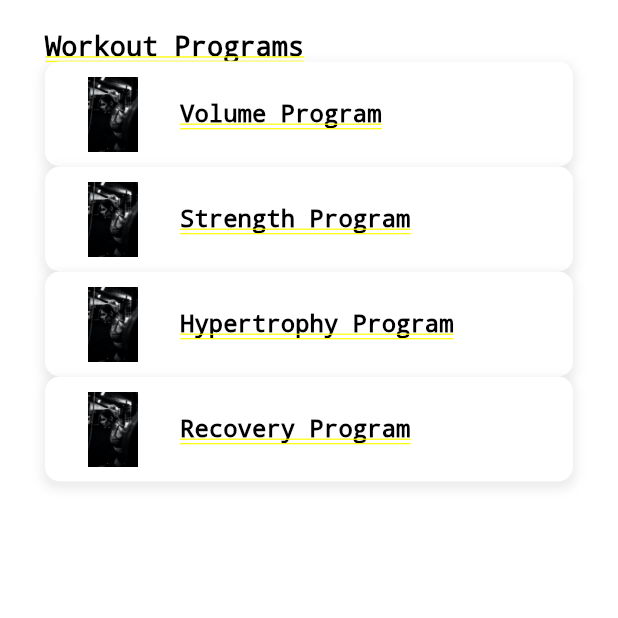
After one commit to LMarshallAfzal/barbell-plus, a Flutter app: the screen it shows after launch, after a tap on the "arrow forward ios" icon, on a phone screen of 412 x 824 dp, the top half of it. The commit adds this screen. Run offline on Flutter 3.47's test engine with Material 2 defaults, Android fonts, the light colour scheme and no system bars; our stand-ins replace cloud_firestore, firebase_auth, firebase_core, firebase_storage, font_awesome_flutter, google_fonts and 3 more; accounts and stored records are empty; generated files the repository leaves out were written again.

Commit message:
Update programs dart and add program_list.dart
- Update programs.dart to navigate to program_list.dart when arrow is
  pressed
- Add program_list.dart which is a page which contains all programs
  available

```diff
--- /dev/null
+++ b/barbellplus/lib/workout/program_list.dart
@@ -0,0 +1,88 @@
+// list of all workout programs available in the app (upper-lower, push-pull, etc). Using harcoded data NOT FROM FIRESTORE.
+import 'package:barbellplus/models/fitness_program.dart';
+import 'package:flutter/material.dart';
+
+class ProgramList extends StatelessWidget {
+  const ProgramList({super.key});
+
+  @override
+  Widget build(BuildContext context) {
+    return Expanded(
+      child: Padding(
+        padding: const EdgeInsets.symmetric(vertical: 20, horizontal: 30),
+        child: Column(
+          crossAxisAlignment: CrossAxisAlignment.start,
+          children: [
+            const Text('Workout Programs',
+                style: TextStyle(
+                  color: Colors.black,
+                  fontWeight: FontWeight.bold,
+                  fontSize: 18,
+                )),
+            Expanded(
+              child: ListView.builder(
+                itemCount: fitnessPrograms.length,
+                itemBuilder: (context, index) => ProgramItem(
+                  program: fitnessPrograms[index],
+                ),
+              ),
+            ),
+          ],
+        ),
+      ),
+    );
+  }
+}
+
+class ProgramItem extends StatelessWidget {
+  final FitnessProgram program;
+
+  // ignore: prefer_const_constructors_in_immutables
+  ProgramItem({super.key, required this.program});
+
+  @override
+  Widget build(BuildContext context) {
+    return GestureDetector(
+      onTap: () {
+        Navigator.pushNamed(
+          context,
+          '/program',
+          arguments: program,
+        );
+      },
+      child: Container(
+        padding: const EdgeInsets.symmetric(vertical: 10, horizontal: 20),
+        decoration: BoxDecoration(
+          color: Colors.white,
+          borderRadius: BorderRadius.circular(10),
+          boxShadow: [
+            BoxShadow(
+              color: Colors.grey.withOpacity(0.2),
+              spreadRadius: 2,
+              blurRadius: 5,
+              offset: const Offset(0, 3),
+            ),
+          ],
+        ),
+        child: Row(
+          children: [
+            Image.asset(
+              'assets/images/greyscale-lifter.jpg',
+              width: 50,
+              height: 50,
+            ),
+            const SizedBox(width: 20),
+            Text(
+              program.name,
+              style: const TextStyle(
+                color: Colors.black,
+                fontWeight: FontWeight.bold,
+                fontSize: 16,
+              ),
+            ),
+          ],
+        ),
+      ),
+    );
+  }
+}
--- a/barbellplus/lib/workout/programs.dart
+++ b/barbellplus/lib/workout/programs.dart
@@ -1,4 +1,5 @@
 import 'package:barbellplus/models/fitness_program.dart';
+import 'package:barbellplus/workout/program_list.dart';
 import 'package:flutter/material.dart';
 
 class YourPrograms extends StatefulWidget {
@@ -22,16 +23,25 @@ class _YourProgramsState extends State<YourPrograms> {
             ),
             child: Row(
               mainAxisAlignment: MainAxisAlignment.spaceBetween,
-              children: const [
-                Text("Your Programs",
+              children: [
+                const Text("Programs",
                     style: TextStyle(
                       color: Colors.black,
                       fontWeight: FontWeight.bold,
                       fontSize: 18,
                     )),
-                Icon(
-                  Icons.arrow_forward_ios,
-                  size: 15,
+                GestureDetector(
+                  child: const Icon(
+                    Icons.arrow_forward_ios,
+                    size: 15,
+                  ),
+                  onTap: () {
+                    Navigator.push(
+                        context,
+                        MaterialPageRoute(
+                          builder: (context) => const ProgramList(),
+                        ));
+                  },
                 ),
               ],
             )),
```
